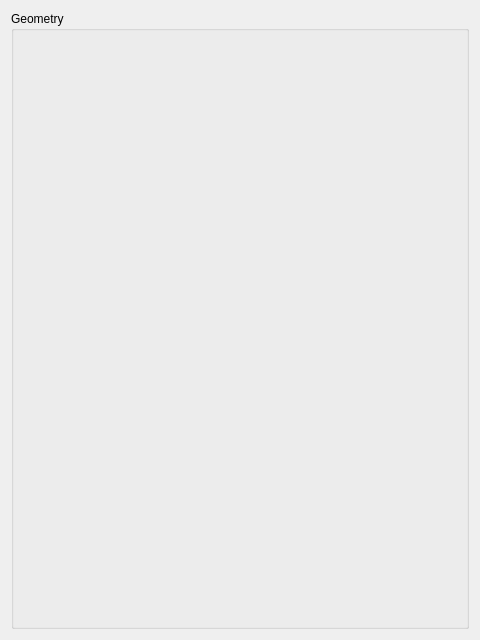
Before: the Qt Designer form GUIDialog/GUIMeshDialog/MeshBaseTypeCylinderWidget.ui in eeaapp6/AppFlow-Agent, drawn with Qt 5.
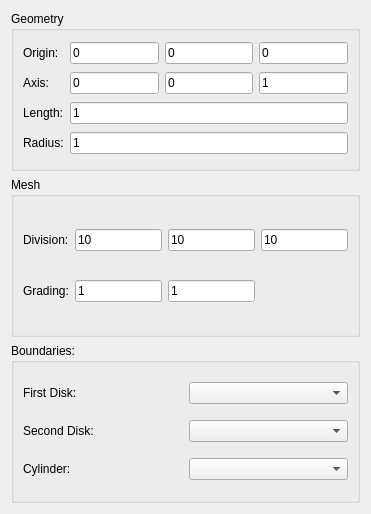
After: the same form once the commit is applied.

Commit message: 网格圆柱数据界面添加

What changed in the file:
```diff
--- a/GUIDialog/GUIMeshDialog/MeshBaseTypeCylinderWidget.ui
+++ b/GUIDialog/GUIMeshDialog/MeshBaseTypeCylinderWidget.ui
@@ -6,19 +6,215 @@
    <rect>
     <x>0</x>
     <y>0</y>
-    <width>480</width>
-    <height>640</height>
+    <width>371</width>
+    <height>514</height>
    </rect>
   </property>
   <property name="windowTitle">
    <string>Form</string>
   </property>
-  <layout class="QGridLayout" name="gridLayout">
+  <layout class="QGridLayout" name="gridLayout_4">
    <item row="0" column="0">
     <widget class="QGroupBox" name="groupBox_Geometry">
      <property name="title">
       <string>Geometry</string>
      </property>
+     <layout class="QGridLayout" name="gridLayout_2">
+      <item row="0" column="0">
+       <widget class="QLabel" name="label">
+        <property name="text">
+         <string>Origin:</string>
+        </property>
+       </widget>
+      </item>
+      <item row="0" column="1">
+       <widget class="QLineEdit" name="lineEdit_AxisPoint1">
+        <property name="text">
+         <string>0</string>
+        </property>
+       </widget>
+      </item>
+      <item row="0" column="2">
+       <widget class="QLineEdit" name="lineEdit_AxisPoint2">
+        <property name="text">
+         <string>0</string>
+        </property>
+       </widget>
+      </item>
+      <item row="0" column="3">
+       <widget class="QLineEdit" name="lineEdit_AxisPoint3">
+        <property name="text">
+         <string>0</string>
+        </property>
+       </widget>
+      </item>
+      <item row="1" column="0">
+       <widget class="QLabel" name="label_2">
+        <property name="text">
+         <string>Axis:</string>
+        </property>
+       </widget>
+      </item>
+      <item row="1" column="1">
+       <widget class="QLineEdit" name="lineEdit_OriginPoint1">
+        <property name="text">
+         <string>0</string>
+        </property>
+       </widget>
+      </item>
+      <item row="1" column="2">
+       <widget class="QLineEdit" name="lineEdit_OriginPoint2">
+        <property name="text">
+         <string>0</string>
+        </property>
+       </widget>
+      </item>
+      <item row="1" column="3">
+       <widget class="QLineEdit" name="lineEdit_OriginPoint3">
+        <property name="text">
+         <string>1</string>
+        </property>
+       </widget>
+      </item>
+      <item row="2" column="0">
+       <widget class="QLabel" name="label_3">
+        <property name="text">
+         <string>Length:</string>
+        </property>
+       </widget>
+      </item>
+      <item row="2" column="1" colspan="3">
+       <widget class="QLineEdit" name="lineEdit_Length">
+        <property name="text">
+         <string>1</string>
+        </property>
+       </widget>
+      </item>
+      <item row="3" column="0">
+       <widget class="QLabel" name="label_4">
+        <property name="text">
+         <string>Radius:</string>
+        </property>
+       </widget>
+      </item>
+      <item row="3" column="1" colspan="3">
+       <widget class="QLineEdit" name="lineEdit_Radius">
+        <property name="text">
+         <string>1</string>
+        </property>
+       </widget>
+      </item>
+     </layout>
+    </widget>
+   </item>
+   <item row="1" column="0">
+    <widget class="QGroupBox" name="groupBox_Mesh">
+     <property name="title">
+      <string>Mesh</string>
+     </property>
+     <layout class="QGridLayout" name="gridLayout">
+      <item row="0" column="0">
+       <widget class="QLabel" name="label_Division">
+        <property name="text">
+         <string>Division:</string>
+        </property>
+       </widget>
+      </item>
+      <item row="0" column="1">
+       <widget class="QLineEdit" name="lineEdit_Division1">
+        <property name="text">
+         <string>10</string>
+        </property>
+       </widget>
+      </item>
+      <item row="0" column="2">
+       <widget class="QLineEdit" name="lineEdit_Division2">
+        <property name="text">
+         <string>10</string>
+        </property>
+       </widget>
+      </item>
+      <item row="0" column="3">
+       <widget class="QLineEdit" name="lineEdit_Division3">
+        <property name="text">
+         <string>10</string>
+        </property>
+       </widget>
+      </item>
+      <item row="1" column="0">
+       <widget class="QLabel" name="label_Dimensions_2">
+        <property name="text">
+         <string>Grading:</string>
+        </property>
+       </widget>
+      </item>
+      <item row="1" column="1">
+       <widget class="QLineEdit" name="lineEdit_Grading1">
+        <property name="text">
+         <string>1</string>
+        </property>
+       </widget>
+      </item>
+      <item row="1" column="2">
+       <widget class="QLineEdit" name="lineEdit_Grading2">
+        <property name="text">
+         <string>1</string>
+        </property>
+       </widget>
+      </item>
+      <item row="1" column="3">
+       <spacer name="horizontalSpacer">
+        <property name="orientation">
+         <enum>Qt::Horizontal</enum>
+        </property>
+        <property name="sizeHint" stdset="0">
+         <size>
+          <width>84</width>
+          <height>20</height>
+         </size>
+        </property>
+       </spacer>
+      </item>
+     </layout>
+    </widget>
+   </item>
+   <item row="2" column="0">
+    <widget class="QGroupBox" name="groupBox_Boundaries">
+     <property name="title">
+      <string>Boundaries:</string>
+     </property>
+     <layout class="QGridLayout" name="gridLayout_3">
+      <item row="2" column="0">
+       <widget class="QLabel" name="label_Cylinder">
+        <property name="text">
+         <string>Cylinder:</string>
+        </property>
+       </widget>
+      </item>
+      <item row="1" column="1">
+       <widget class="QComboBox" name="comboBox_SecondDisk"/>
+      </item>
+      <item row="0" column="0">
+       <widget class="QLabel" name="label_FirstDisk">
+        <property name="text">
+         <string>First Disk:</string>
+        </property>
+       </widget>
+      </item>
+      <item row="0" column="1">
+       <widget class="QComboBox" name="comboBox_FirstDisk"/>
+      </item>
+      <item row="2" column="1">
+       <widget class="QComboBox" name="comboBox_Cylinder"/>
+      </item>
+      <item row="1" column="0">
+       <widget class="QLabel" name="label_SecondDisk">
+        <property name="text">
+         <string>Second Disk:</string>
+        </property>
+       </widget>
+      </item>
+     </layout>
     </widget>
    </item>
   </layout>
```
The commit also changes 5 other files.
